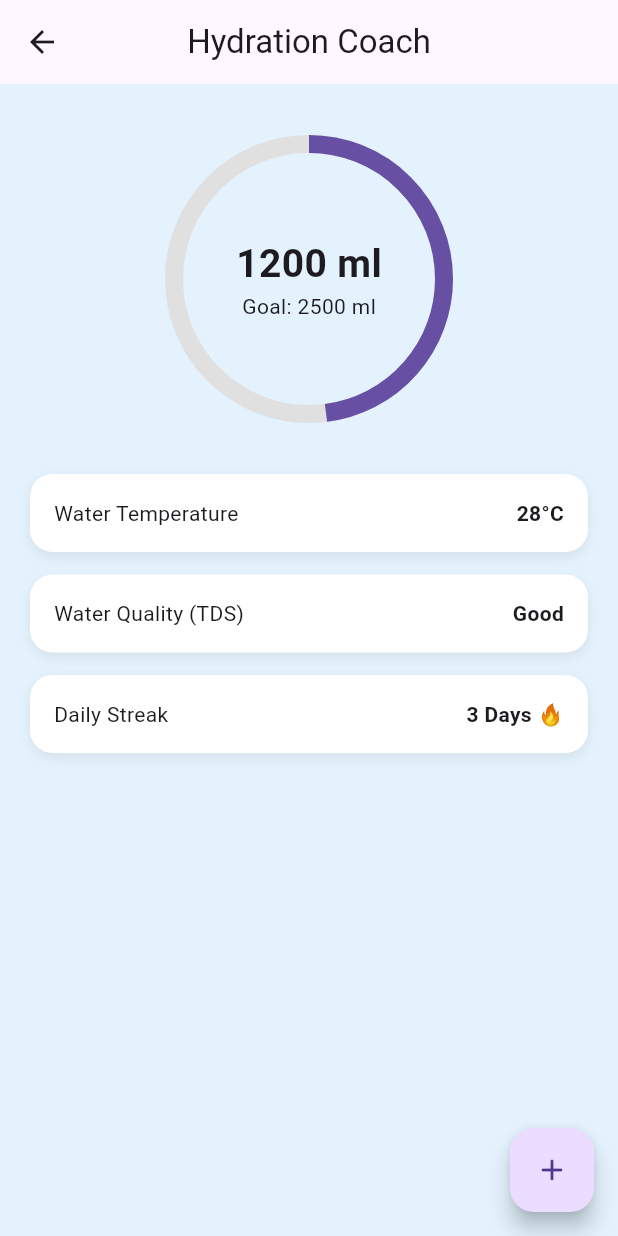
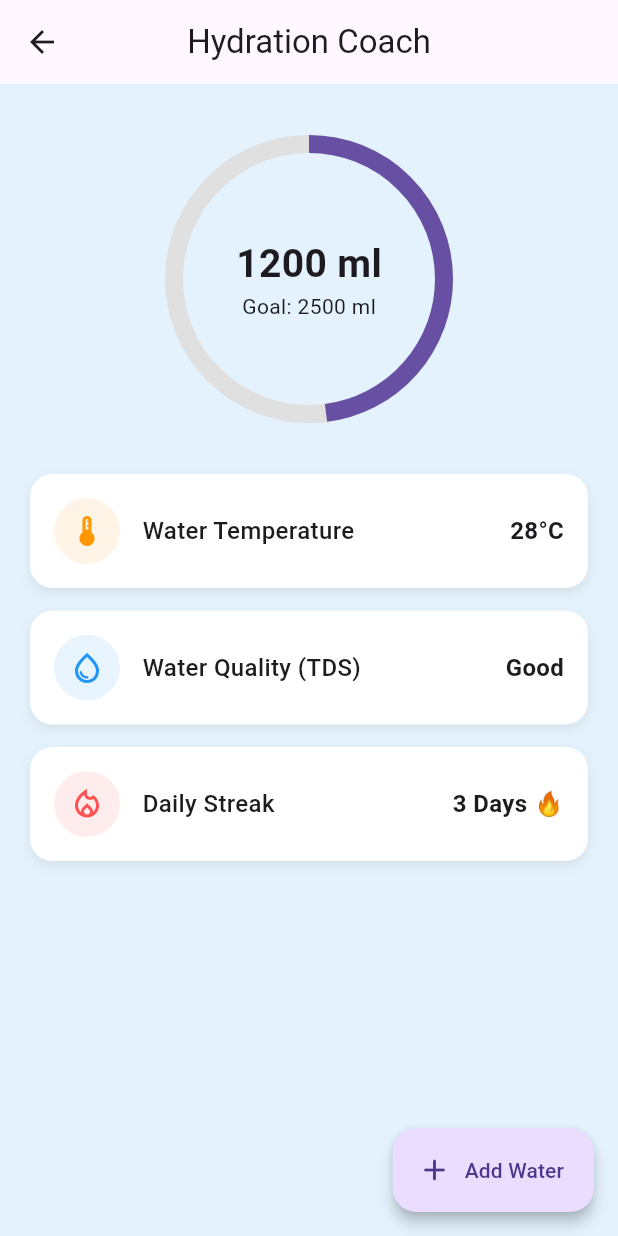
Before and after one commit to inojBhashitha/Smart-Water-Bottle-IoT, a Flutter app: the HomeScreen screen opened directly, on a phone screen of 412 x 824 dp. Run offline on Flutter 3.47's test engine with Material 3 defaults, Android fonts, the phone set to English and light mode, and no system bars; our stand-ins replace fl_chart.

Commit message:
feat: add SnackBar feedback and goal reached dialog
ui: add interactive action button and detailed info cards

```diff
--- a/mobile-app/smart_water_bottle_app/lib/screens/home_screen.dart
+++ b/mobile-app/smart_water_bottle_app/lib/screens/home_screen.dart
@@ -13,8 +13,46 @@ class _HomeScreenState extends State<HomeScreen> {
 
   void _addWater() {
     setState(() {
-      if (intake < goal) intake += 250;
+      if (intake < goal) {
+        intake += 250;
+        ScaffoldMessenger.of(context).showSnackBar(
+          const SnackBar(
+            content: Text("Amazing! Added 250ml of water 💧"),
+            duration: Duration(seconds: 2),
+            behavior: SnackBarBehavior.floating,
+          ),
+        );
+        if (intake >= goal) {
+          _showGoalReachedDialog();
+        }
+      }
     });
+  }
+
+  void _showGoalReachedDialog() {
+    showDialog(
+      context: context,
+      builder: (context) => AlertDialog(
+        title: const Text("Goal Reached! 🏆", textAlign: TextAlign.center),
+        content: const Text(
+          "Congratulations! You have successfully reached your hydration goal for today.",
+          textAlign: TextAlign.center,
+        ),
+        shape: RoundedRectangleBorder(borderRadius: BorderRadius.circular(20)),
+        actions: [
+          Center(
+            child: ElevatedButton(
+              onPressed: () => Navigator.pop(context),
+              style: ElevatedButton.styleFrom(
+                shape: const StadiumBorder(),
+                padding: const EdgeInsets.symmetric(horizontal: 30, vertical: 10),
+              ),
+              child: const Text("Awesome!"),
+            ),
+          ),
+        ],
+      ),
+    );
   }
 
   @override
@@ -64,22 +102,24 @@ class _HomeScreenState extends State<HomeScreen> {
 
             const SizedBox(height: 40),
 
-            infoCard("Water Temperature", "28°C"),
+            infoCard("Water Temperature", "28°C", Icons.thermostat_outlined, Colors.orange),
             const SizedBox(height: 15),
-            infoCard("Water Quality (TDS)", "Good"),
+            infoCard("Water Quality (TDS)", "Good", Icons.water_drop_outlined, Colors.blue),
             const SizedBox(height: 15),
-            infoCard("Daily Streak", "3 Days 🔥"),
+            infoCard("Daily Streak", "3 Days 🔥", Icons.local_fire_department_outlined, Colors.redAccent),
           ],
         ),
       ),
-      floatingActionButton: FloatingActionButton(
+      floatingActionButton: FloatingActionButton.extended(
         onPressed: _addWater,
-        child: const Icon(Icons.add_rounded),
+        icon: const Icon(Icons.add_rounded),
+        label: const Text("Add Water"),
+        elevation: 4,
       ),
     );
   }
 
-  Widget infoCard(String title, String value) {
+  Widget infoCard(String title, String value, IconData icon, Color iconColor) {
     return Container(
       width: double.infinity,
       padding: const EdgeInsets.all(16),
@@ -95,12 +135,24 @@ class _HomeScreenState extends State<HomeScreen> {
         ],
       ),
       child: Row(
-        mainAxisAlignment: MainAxisAlignment.spaceBetween,
         children: [
-          Text(title),
+          Container(
+            padding: const EdgeInsets.all(10),
+            decoration: BoxDecoration(
+              color: iconColor.withOpacity(0.1),
+              shape: BoxShape.circle,
+            ),
+            child: Icon(icon, color: iconColor),
+          ),
+          const SizedBox(width: 15),
+          Text(
+            title,
+            style: const TextStyle(fontSize: 16, fontWeight: FontWeight.w500),
+          ),
+          const Spacer(),
           Text(
             value,
-            style: const TextStyle(fontWeight: FontWeight.bold),
+            style: const TextStyle(fontSize: 16, fontWeight: FontWeight.bold),
           ),
         ],
       ),
```
